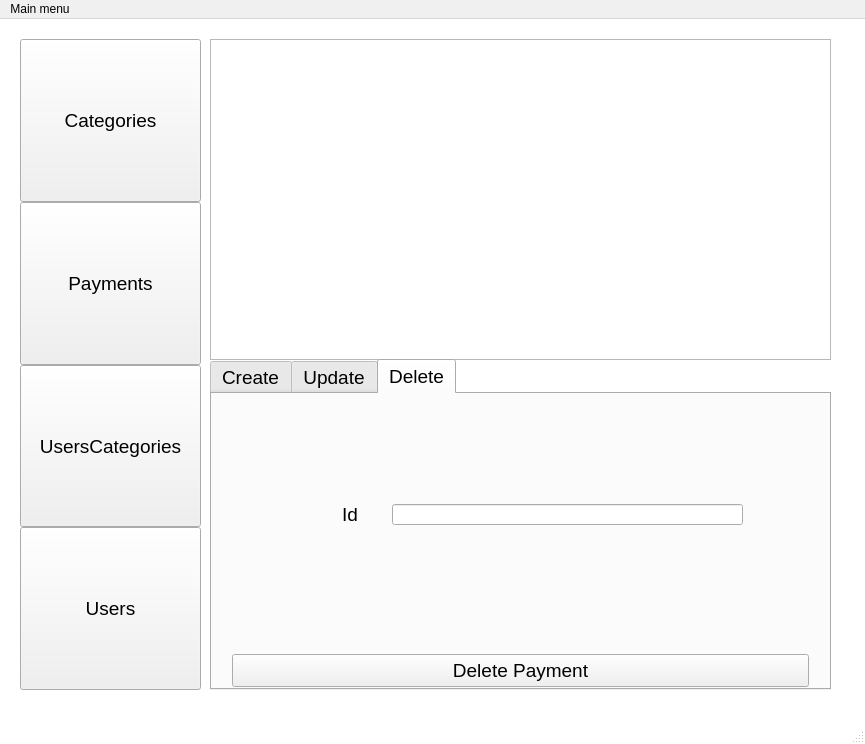
ihareal/budgeting, file mainwindow.ui: the form before one commit.
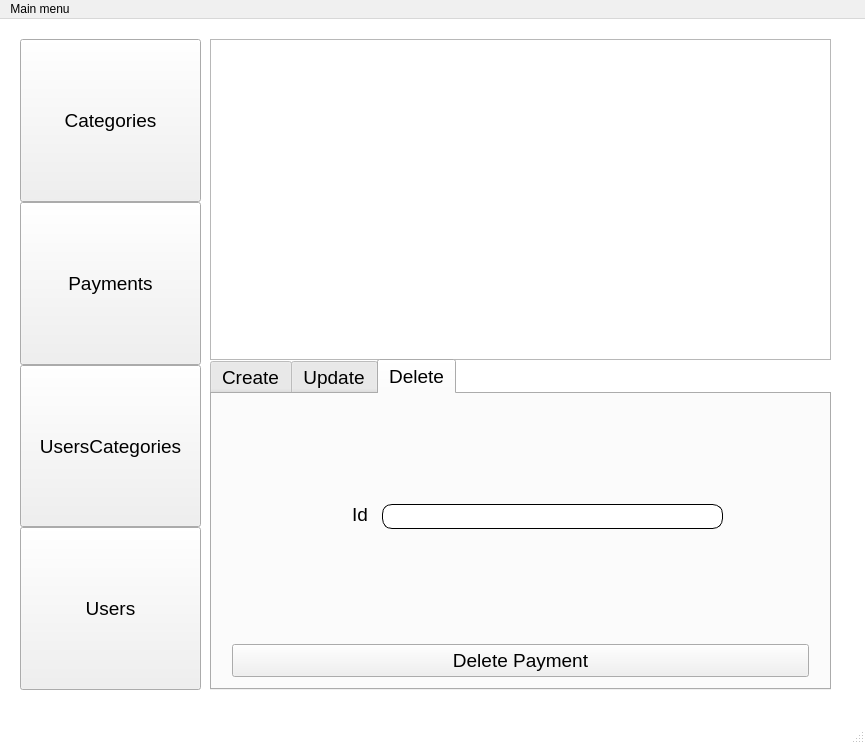
The form after the commit. The open tabs and pages were chosen to show the change.

Commit message: Adjust payments part

```diff
--- a/mainwindow.ui
+++ b/mainwindow.ui
@@ -1395,9 +1395,9 @@
          <widget class="QLabel" name="label_19">
           <property name="geometry">
            <rect>
-            <x>130</x>
+            <x>140</x>
             <y>110</y>
-            <width>16</width>
+            <width>21</width>
             <height>21</height>
            </rect>
           </property>
@@ -1414,14 +1414,20 @@
          <widget class="QLineEdit" name="DeletePaymentIdEdit">
           <property name="geometry">
            <rect>
-            <x>180</x>
+            <x>170</x>
             <y>110</y>
-            <width>351</width>
-            <height>21</height>
+            <width>341</width>
+            <height>25</height>
            </rect>
           </property>
+          <property name="font">
+           <font>
+            <family>Segoe UI</family>
+            <pointsize>12</pointsize>
+           </font>
+          </property>
           <property name="styleSheet">
-           <string notr="true">#DeletePaymentEdit{
+           <string notr="true">#DeletePaymentIdEdit{
 background-color: white; 
 border-style: outset;
 border-width: 1px;
@@ -1433,7 +1439,7 @@
           <property name="geometry">
            <rect>
             <x>20</x>
-            <y>260</y>
+            <y>250</y>
             <width>577</width>
             <height>33</height>
            </rect>
```
Left out of the diff: 2 changed lines with no effect on the pictures. The commit also changes 2 other files.
